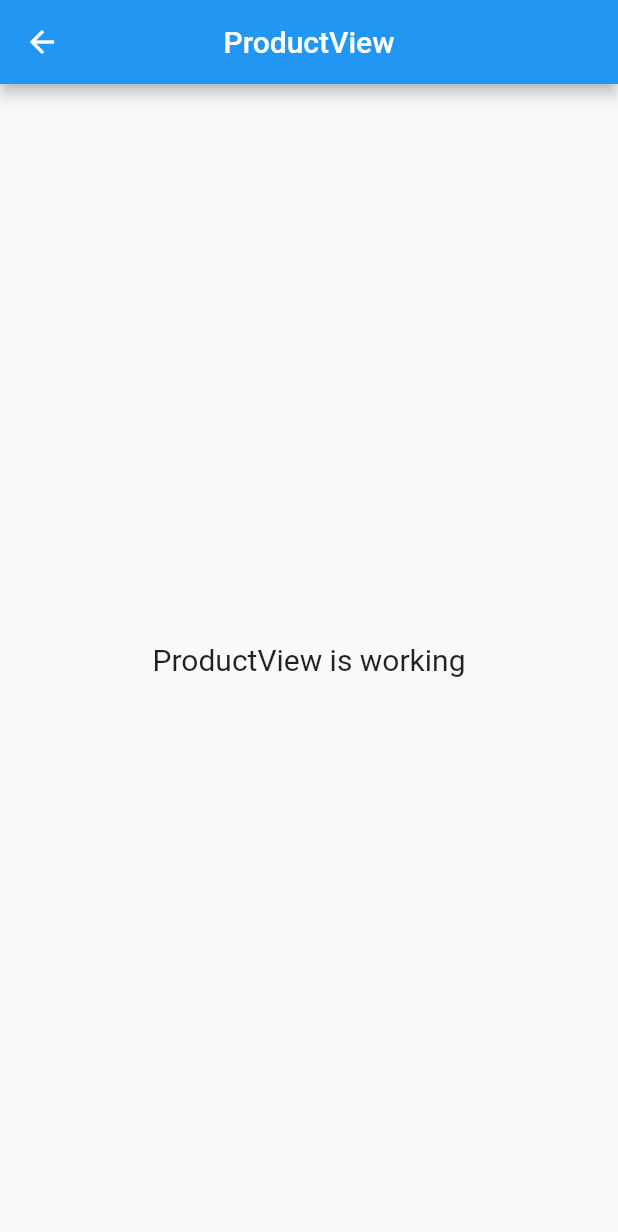
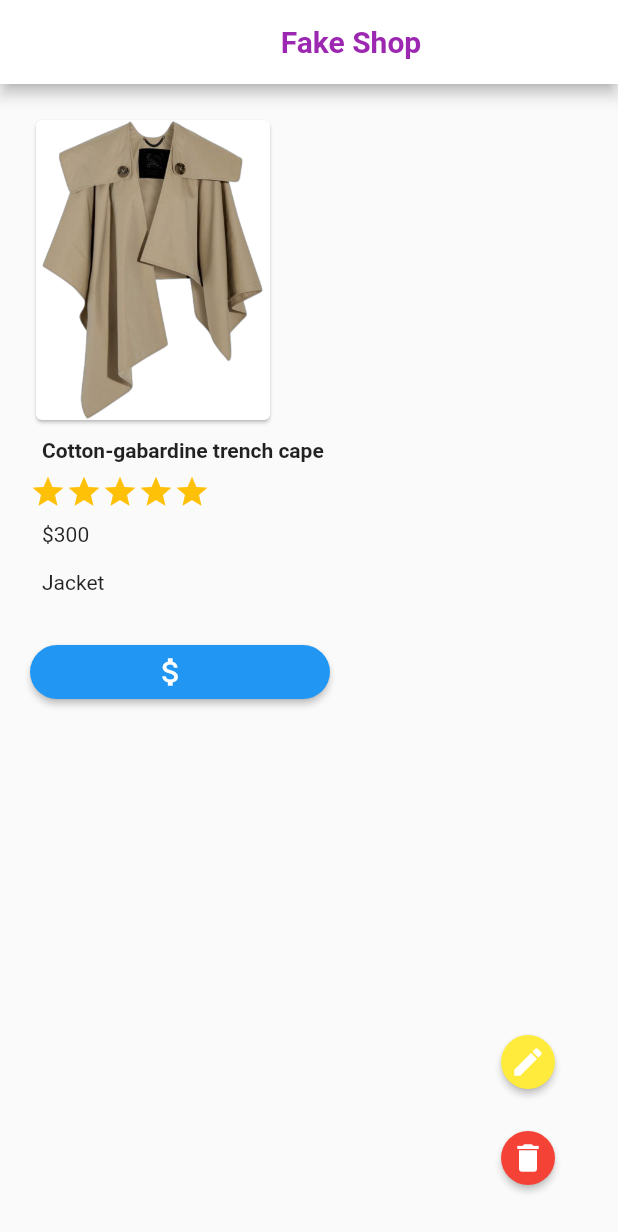
Before and after one commit to dheniraa/section7, a Flutter app: the ProductView screen opened by its route, on a phone screen of 412 x 824 dp. Shown: the top 1232 px of the screen. Run offline on Flutter 3.47's test engine with Material 2 defaults, Android fonts, the phone set to English and light mode, and no system bars; our stand-ins replace get.

Commit message:
update progres 3

```diff
--- a/lib/app/modules/product/views/product_view.dart
+++ b/lib/app/modules/product/views/product_view.dart
@@ -11,13 +11,111 @@ class ProductView extends GetView<ProductController> {
   Widget build(BuildContext context) {
     return Scaffold(
       appBar: AppBar(
-        title: const Text('ProductView'),
-        centerTitle: true,
+        backgroundColor: Colors.white,
+        title: Row(
+          mainAxisAlignment: MainAxisAlignment.center,
+          children: [
+            // Image.asset('assets/logo.png'),
+            Text(
+              'Fake Shop',
+              style:
+                  TextStyle(color: Colors.purple, fontWeight: FontWeight.bold),
+            ),
+          ],
+        ),
       ),
-      body: Center(
-        child: Text(
-          'ProductView is working',
-          style: TextStyle(fontSize: 20),
+      body: Padding(
+        padding: const EdgeInsets.all(20.0),
+        child: Stack(
+          children: [
+            Column(
+              crossAxisAlignment: CrossAxisAlignment.start,
+              children: [
+                Card(
+                  child: Container(
+                    height: 200,
+                    child: Image.asset(
+                      'assets/images/8.png',
+                      fit: BoxFit.cover,
+                    ),
+                  ),
+                ),
+                Padding(
+                  padding: const EdgeInsets.all(8.0),
+                  child: Text(
+                    'Cotton-gabardine trench cape',
+                    style: TextStyle(fontWeight: FontWeight.bold),
+                  ),
+                ),
+                Row(
+                  children: List.generate(5, (index) {
+                    return Icon(
+                      Icons.star,
+                      color: Colors.amber,
+                    );
+                  }),
+                ),
+                Padding(
+                  padding: const EdgeInsets.all(8.0),
+                  child: Text(
+                    '\$300',
+                  ),
+                ),
+                Padding(
+                  padding: const EdgeInsets.all(8.0),
+                  child: Text(
+                    'Jacket',
+                  ),
+                ),
+                SizedBox(height: 20),
+                SizedBox(
+                  width: 200,
+                  child: ElevatedButton.icon(
+                    onPressed: () {},
+                    icon: Icon(Icons.attach_money),
+                    label: Text(""),
+                    style: ElevatedButton.styleFrom(
+                      shape: RoundedRectangleBorder(
+                        borderRadius: BorderRadius.circular(30.0),
+                      ),
+                    ),
+                  ),
+                ),
+                Spacer(),
+              ],
+            ),
+            Positioned(
+              bottom: 0,
+              right: 0,
+              child: Column(
+                mainAxisAlignment: MainAxisAlignment.end,
+                children: [
+                  Padding(
+                    padding: const EdgeInsets.all(8.0),
+                    child: ElevatedButton(
+                      onPressed: () {},
+                      style: ElevatedButton.styleFrom(
+                        primary: Colors.yellow,
+                        shape: CircleBorder(),
+                      ),
+                      child: Icon(Icons.edit, color: Colors.white),
+                    ),
+                  ),
+                  Padding(
+                    padding: const EdgeInsets.all(8.0),
+                    child: ElevatedButton(
+                      onPressed: () {},
+                      style: ElevatedButton.styleFrom(
+                        primary: Colors.red,
+                        shape: CircleBorder(),
+                      ),
+                      child: Icon(Icons.delete, color: Colors.white),
+                    ),
+                  ),
+                ],
+              ),
+            ),
+          ],
         ),
       ),
     );
```
